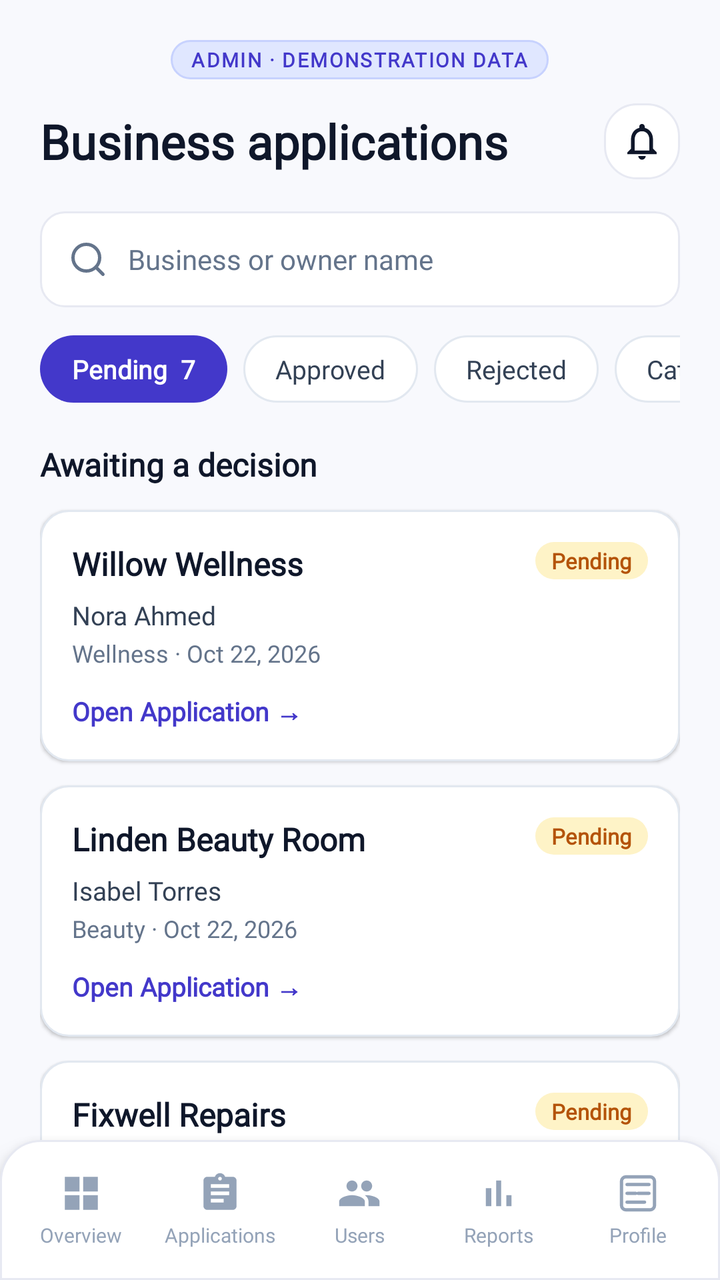
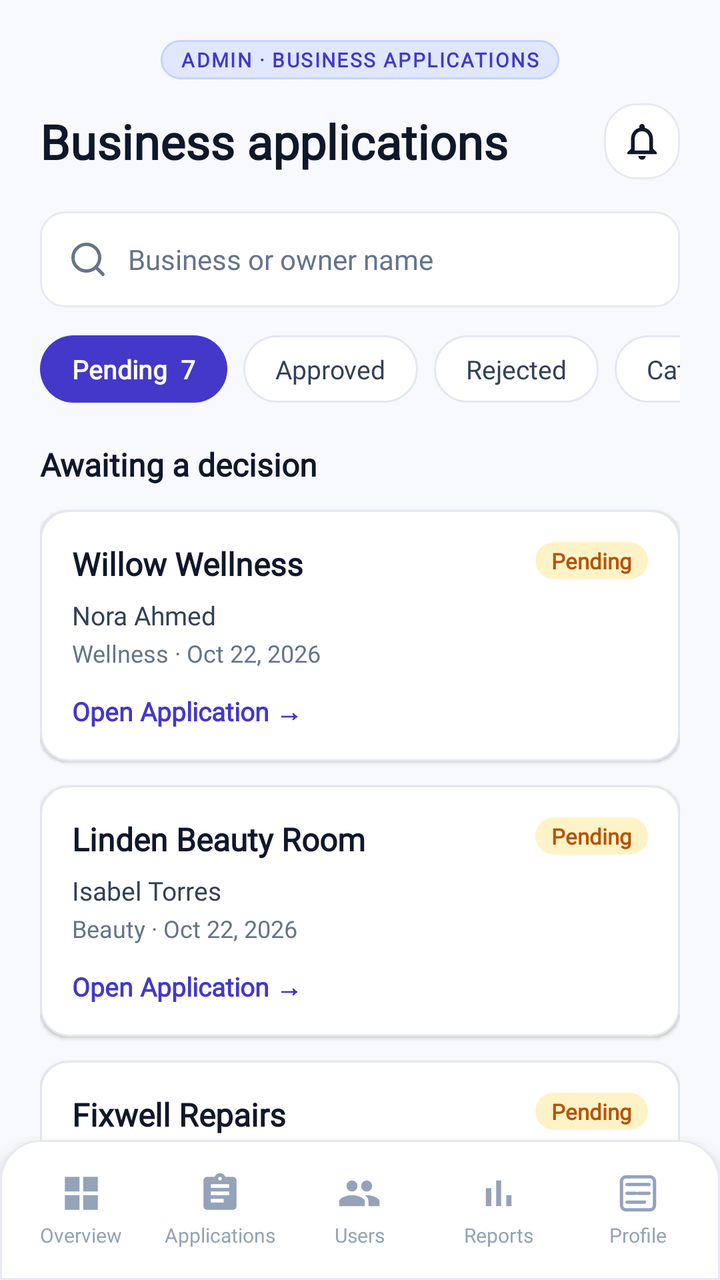

Compare the two renders of this Android layout. The source of the first and the diff that turns it into the second are given below.
<!-- AndroidManifest.xml: application theme Theme.BizBridgeApp -->
<!-- res/layout/fragment_admin_applications.xml -->
<?xml version="1.0" encoding="utf-8"?>
<androidx.coordinatorlayout.widget.CoordinatorLayout xmlns:android="http://schemas.android.com/apk/res/android"
    xmlns:app="http://schemas.android.com/apk/res-auto"
    xmlns:tools="http://schemas.android.com/tools"
    android:layout_width="match_parent"
    android:layout_height="match_parent"
    android:background="@color/admin_bg">

    <androidx.core.widget.NestedScrollView
        android:layout_width="match_parent"
        android:layout_height="match_parent"
        android:layout_marginBottom="70dp"
        android:fillViewport="true">

        <LinearLayout
            android:layout_width="match_parent"
            android:layout_height="wrap_content"
            android:orientation="vertical"
            android:paddingStart="20dp"
            android:paddingTop="20dp"
            android:paddingEnd="20dp"
            android:paddingBottom="24dp">

            
            <LinearLayout
                android:layout_width="wrap_content"
                android:layout_height="wrap_content"
                android:layout_gravity="center_horizontal"
                android:layout_marginBottom="12dp"
                android:background="@drawable/bg_admin_demo_pill">

                <TextView
                    android:layout_width="wrap_content"
                    android:layout_height="wrap_content"
                    android:fontFamily="@font/inter_variable"
                    android:letterSpacing="0.08"
                    android:text="ADMIN · DEMONSTRATION DATA"
                    android:textColor="@color/admin_badge_demo_text"
                    android:textSize="10sp"
                    android:textStyle="bold" />
            </LinearLayout>

            
            <RelativeLayout
                android:layout_width="match_parent"
                android:layout_height="wrap_content"
                android:layout_marginBottom="16dp">

                <TextView
                    android:layout_width="wrap_content"
                    android:layout_height="wrap_content"
                    android:layout_alignParentStart="true"
                    android:layout_centerVertical="true"
                    android:fontFamily="@font/inter_variable"
                    android:text="Business applications"
                    android:textColor="@color/admin_text_title"
                    android:textSize="24sp"
                    android:textStyle="bold" />

                <ImageView
                    android:id="@+id/btn_notifications"
                    android:layout_width="38dp"
                    android:layout_height="38dp"
                    android:layout_alignParentEnd="true"
                    android:layout_centerVertical="true"
                    android:background="@drawable/bg_chip_default"
                    android:contentDescription="Notifications"
                    android:padding="8dp"
                    android:src="@drawable/ic_bell"
                    app:tint="@color/admin_text_title" />
            </RelativeLayout>

            
            <LinearLayout
                android:layout_width="match_parent"
                android:layout_height="48dp"
                android:layout_marginBottom="14dp"
                android:background="@drawable/bg_search_bar"
                android:gravity="center_vertical"
                android:orientation="horizontal"
                android:paddingStart="14dp"
                android:paddingEnd="14dp">

                <ImageView
                    android:layout_width="20dp"
                    android:layout_height="20dp"
                    android:layout_marginEnd="10dp"
                    android:src="@drawable/ic_search_purple"
                    app:tint="@color/admin_text_muted" />

                <EditText
                    android:id="@+id/et_search_apps"
                    android:layout_width="0dp"
                    android:layout_height="match_parent"
                    android:layout_weight="1"
                    android:background="@null"
                    android:fontFamily="@font/inter_variable"
                    android:hint="Business or owner name"
                    android:inputType="text"
                    android:textColor="@color/admin_text_title"
                    android:textColorHint="@color/admin_text_muted"
                    android:textSize="14sp" />
            </LinearLayout>

            
            <HorizontalScrollView
                android:layout_width="match_parent"
                android:layout_height="wrap_content"
                android:layout_marginBottom="20dp"
                android:scrollbars="none">

                <LinearLayout
                    android:layout_width="wrap_content"
                    android:layout_height="wrap_content"
                    android:gravity="center_vertical"
                    android:orientation="horizontal">

                    
                    <TextView
                        android:id="@+id/tab_pending"
                        android:layout_width="wrap_content"
                        android:layout_height="wrap_content"
                        android:layout_marginEnd="8dp"
                        android:background="@drawable/bg_admin_tab_active"
                        android:fontFamily="@font/inter_variable"
                        android:text="Pending  7"
                        android:textColor="@color/white"
                        android:textSize="13sp"
                        android:textStyle="bold" />

                    
                    <TextView
                        android:id="@+id/tab_approved"
                        android:layout_width="wrap_content"
                        android:layout_height="wrap_content"
                        android:layout_marginEnd="8dp"
                        android:background="@drawable/bg_admin_tab_inactive"
                        android:fontFamily="@font/inter_variable"
                        android:text="Approved"
                        android:textColor="@color/admin_text_body"
                        android:textSize="13sp" />

                    
                    <TextView
                        android:id="@+id/tab_rejected"
                        android:layout_width="wrap_content"
                        android:layout_height="wrap_content"
                        android:layout_marginEnd="8dp"
                        android:background="@drawable/bg_admin_tab_inactive"
                        android:fontFamily="@font/inter_variable"
                        android:text="Rejected"
                        android:textColor="@color/admin_text_body"
                        android:textSize="13sp" />

                    
                    <LinearLayout
                        android:id="@+id/btn_category_dropdown"
                        android:layout_width="wrap_content"
                        android:layout_height="wrap_content"
                        android:background="@drawable/bg_admin_tab_inactive"
                        android:gravity="center_vertical"
                        android:orientation="horizontal">

                        <TextView
                            android:layout_width="wrap_content"
                            android:layout_height="wrap_content"
                            android:fontFamily="@font/inter_variable"
                            android:text="Category"
                            android:textColor="@color/admin_text_body"
                            android:textSize="13sp" />

                        <ImageView
                            android:layout_width="14dp"
                            android:layout_height="14dp"
                            android:layout_marginStart="4dp"
                            android:src="@drawable/ic_dropdown_arrow"
                            app:tint="@color/admin_text_muted" />
                    </LinearLayout>
                </LinearLayout>
            </HorizontalScrollView>

            
            <TextView
                android:layout_width="wrap_content"
                android:layout_height="wrap_content"
                android:layout_marginBottom="12dp"
                android:fontFamily="@font/inter_variable"
                android:text="Awaiting a decision"
                android:textColor="@color/admin_text_title"
                android:textSize="16sp"
                android:textStyle="bold" />

            
            <LinearLayout
                android:id="@+id/card_willow_wellness"
                android:layout_width="match_parent"
                android:layout_height="wrap_content"
                android:layout_marginBottom="12dp"
                android:background="@drawable/bg_admin_card"
                android:clickable="true"
                android:elevation="1dp"
                android:focusable="true"
                android:orientation="vertical"
                android:padding="16dp">

                <RelativeLayout
                    android:layout_width="match_parent"
                    android:layout_height="wrap_content"
                    android:layout_marginBottom="6dp">

                    <TextView
                        android:id="@+id/tv_willow_name"
                        android:layout_width="wrap_content"
                        android:layout_height="wrap_content"
                        android:layout_alignParentStart="true"
                        android:fontFamily="@font/inter_variable"
                        android:text="Willow Wellness"
                        android:textColor="@color/admin_text_title"
                        android:textSize="16sp"
                        android:textStyle="bold" />

                    <TextView
                        android:id="@+id/badge_willow_status"
                        android:layout_width="wrap_content"
                        android:layout_height="wrap_content"
                        android:layout_alignParentEnd="true"
                        android:background="@drawable/bg_admin_badge_pending"
                        android:fontFamily="@font/inter_variable"
                        android:text="Pending"
                        android:textColor="@color/admin_badge_pending_text"
                        android:textSize="11sp"
                        android:textStyle="bold" />
                </RelativeLayout>

                <TextView
                    android:id="@+id/tv_willow_owner"
                    android:layout_width="wrap_content"
                    android:layout_height="wrap_content"
                    android:fontFamily="@font/inter_variable"
                    android:text="Nora Ahmed"
                    android:textColor="@color/admin_text_body"
                    android:textSize="13sp" />

                <TextView
                    android:id="@+id/tv_willow_category"
                    android:layout_width="wrap_content"
                    android:layout_height="wrap_content"
                    android:layout_marginTop="2dp"
                    android:fontFamily="@font/inter_variable"
                    android:text="Wellness · Oct 22, 2026"
                    android:textColor="@color/admin_text_muted"
                    android:textSize="12sp" />

                <TextView
                    android:id="@+id/btn_open_app_willow"
                    android:layout_width="wrap_content"
                    android:layout_height="wrap_content"
                    android:layout_marginTop="12dp"
                    android:fontFamily="@font/inter_variable"
                    android:text="Open Application →"
                    android:textColor="@color/admin_primary"
                    android:textSize="13sp"
                    android:textStyle="bold" />
            </LinearLayout>

            
            <LinearLayout
                android:id="@+id/card_linden_beauty"
                android:layout_width="match_parent"
                android:layout_height="wrap_content"
                android:layout_marginBottom="12dp"
                android:background="@drawable/bg_admin_card"
                android:clickable="true"
                android:elevation="1dp"
                android:focusable="true"
                android:orientation="vertical"
                android:padding="16dp">

                <RelativeLayout
                    android:layout_width="match_parent"
                    android:layout_height="wrap_content"
                    android:layout_marginBottom="6dp">

                    <TextView
                        android:layout_width="wrap_content"
                        android:layout_height="wrap_content"
                        android:layout_alignParentStart="true"
                        android:fontFamily="@font/inter_variable"
                        android:text="Linden Beauty Room"
                        android:textColor="@color/admin_text_title"
                        android:textSize="16sp"
                        android:textStyle="bold" />

                    <TextView
                        android:layout_width="wrap_content"
                        android:layout_height="wrap_content"
                        android:layout_alignParentEnd="true"
                        android:background="@drawable/bg_admin_badge_pending"
                        android:fontFamily="@font/inter_variable"
                        android:text="Pending"
                        android:textColor="@color/admin_badge_pending_text"
                        android:textSize="11sp"
                        android:textStyle="bold" />
                </RelativeLayout>

                <TextView
                    android:layout_width="wrap_content"
                    android:layout_height="wrap_content"
                    android:fontFamily="@font/inter_variable"
                    android:text="Isabel Torres"
                    android:textColor="@color/admin_text_body"
                    android:textSize="13sp" />

                <TextView
                    android:layout_width="wrap_content"
                    android:layout_height="wrap_content"
                    android:layout_marginTop="2dp"
                    android:fontFamily="@font/inter_variable"
                    android:text="Beauty · Oct 22, 2026"
                    android:textColor="@color/admin_text_muted"
                    android:textSize="12sp" />

                <TextView
                    android:id="@+id/btn_open_app_linden"
                    android:layout_width="wrap_content"
                    android:layout_height="wrap_content"
                    android:layout_marginTop="12dp"
                    android:fontFamily="@font/inter_variable"
                    android:text="Open Application →"
                    android:textColor="@color/admin_primary"
                    android:textSize="13sp"
                    android:textStyle="bold" />
            </LinearLayout>

            
            <LinearLayout
                android:id="@+id/card_fixwell_repairs"
                android:layout_width="match_parent"
                android:layout_height="wrap_content"
                android:layout_marginBottom="16dp"
                android:background="@drawable/bg_admin_card"
                android:clickable="true"
                android:elevation="1dp"
                android:focusable="true"
                android:orientation="vertical"
                android:padding="16dp">

                <RelativeLayout
                    android:layout_width="match_parent"
                    android:layout_height="wrap_content"
                    android:layout_marginBottom="6dp">

                    <TextView
                        android:layout_width="wrap_content"
                        android:layout_height="wrap_content"
                        android:layout_alignParentStart="true"
                        android:fontFamily="@font/inter_variable"
                        android:text="Fixwell Repairs"
                        android:textColor="@color/admin_text_title"
                        android:textSize="16sp"
                        android:textStyle="bold" />

                    <TextView
                        android:layout_width="wrap_content"
                        android:layout_height="wrap_content"
                        android:layout_alignParentEnd="true"
                        android:background="@drawable/bg_admin_badge_pending"
                        android:fontFamily="@font/inter_variable"
                        android:text="Pending"
                        android:textColor="@color/admin_badge_pending_text"
                        android:textSize="11sp"
                        android:textStyle="bold" />
                </RelativeLayout>

                <TextView
                    android:layout_width="wrap_content"
                    android:layout_height="wrap_content"
                    android:fontFamily="@font/inter_variable"
                    android:text="Daniel Park"
                    android:textColor="@color/admin_text_body"
                    android:textSize="13sp" />

                <TextView
                    android:layout_width="wrap_content"
                    android:layout_height="wrap_content"
                    android:layout_marginTop="2dp"
                    android:fontFamily="@font/inter_variable"
                    android:text="Repair services · Oct 21, 2026"
                    android:textColor="@color/admin_text_muted"
                    android:textSize="12sp" />

                <TextView
                    android:id="@+id/btn_open_app_fixwell"
                    android:layout_width="wrap_content"
                    android:layout_height="wrap_content"
                    android:layout_marginTop="12dp"
                    android:fontFamily="@font/inter_variable"
                    android:text="Open Application →"
                    android:textColor="@color/admin_primary"
                    android:textSize="13sp"
                    android:textStyle="bold" />
            </LinearLayout>

        </LinearLayout>
    </androidx.core.widget.NestedScrollView>

    
    <include
        layout="@layout/layout_admin_bottom_nav"
        android:layout_width="match_parent"
        android:layout_height="70dp"
        android:layout_gravity="bottom" />

</androidx.coordinatorlayout.widget.CoordinatorLayout>
<!-- res/layout/layout_admin_bottom_nav.xml (included above) -->
<?xml version="1.0" encoding="utf-8"?>
<LinearLayout xmlns:android="http://schemas.android.com/apk/res/android"
    xmlns:app="http://schemas.android.com/apk/res-auto"
    android:id="@+id/admin_bottom_nav"
    android:layout_width="match_parent"
    android:layout_height="70dp"
    android:layout_gravity="bottom"
    android:background="@drawable/bg_bottom_nav"
    android:elevation="8dp"
    android:gravity="center_vertical"
    android:orientation="horizontal"
    android:paddingStart="6dp"
    android:paddingEnd="6dp">

    
    <LinearLayout
        android:id="@+id/nav_tab_overview"
        android:layout_width="0dp"
        android:layout_height="match_parent"
        android:layout_weight="1"
        android:clickable="true"
        android:focusable="true"
        android:gravity="center"
        android:orientation="vertical">

        <ImageView
            android:id="@+id/iv_nav_overview"
            android:layout_width="22dp"
            android:layout_height="22dp"
            android:src="@drawable/ic_admin_nav_overview"
            app:tint="@color/admin_nav_inactive" />

        <TextView
            android:id="@+id/tv_nav_overview"
            android:layout_width="wrap_content"
            android:layout_height="wrap_content"
            android:layout_marginTop="3dp"
            android:fontFamily="@font/inter_variable"
            android:text="Overview"
            android:textColor="@color/admin_nav_inactive"
            android:textSize="10sp" />
    </LinearLayout>

    
    <LinearLayout
        android:id="@+id/nav_tab_applications"
        android:layout_width="0dp"
        android:layout_height="match_parent"
        android:layout_weight="1"
        android:clickable="true"
        android:focusable="true"
        android:gravity="center"
        android:orientation="vertical">

        <ImageView
            android:id="@+id/iv_nav_applications"
            android:layout_width="22dp"
            android:layout_height="22dp"
            android:src="@drawable/ic_admin_nav_applications"
            app:tint="@color/admin_nav_inactive" />

        <TextView
            android:id="@+id/tv_nav_applications"
            android:layout_width="wrap_content"
            android:layout_height="wrap_content"
            android:layout_marginTop="3dp"
            android:fontFamily="@font/inter_variable"
            android:text="Applications"
            android:textColor="@color/admin_nav_inactive"
            android:textSize="10sp" />
    </LinearLayout>

    
    <LinearLayout
        android:id="@+id/nav_tab_users"
        android:layout_width="0dp"
        android:layout_height="match_parent"
        android:layout_weight="1"
        android:clickable="true"
        android:focusable="true"
        android:gravity="center"
        android:orientation="vertical">

        <ImageView
            android:id="@+id/iv_nav_users"
            android:layout_width="22dp"
            android:layout_height="22dp"
            android:src="@drawable/ic_admin_nav_users"
            app:tint="@color/admin_nav_inactive" />

        <TextView
            android:id="@+id/tv_nav_users"
            android:layout_width="wrap_content"
            android:layout_height="wrap_content"
            android:layout_marginTop="3dp"
            android:fontFamily="@font/inter_variable"
            android:text="Users"
            android:textColor="@color/admin_nav_inactive"
            android:textSize="10sp" />
    </LinearLayout>

    
    <LinearLayout
        android:id="@+id/nav_tab_reports"
        android:layout_width="0dp"
        android:layout_height="match_parent"
        android:layout_weight="1"
        android:clickable="true"
        android:focusable="true"
        android:gravity="center"
        android:orientation="vertical">

        <ImageView
            android:id="@+id/iv_nav_reports"
            android:layout_width="22dp"
            android:layout_height="22dp"
            android:src="@drawable/ic_admin_nav_reports"
            app:tint="@color/admin_nav_inactive" />

        <TextView
            android:id="@+id/tv_nav_reports"
            android:layout_width="wrap_content"
            android:layout_height="wrap_content"
            android:layout_marginTop="3dp"
            android:fontFamily="@font/inter_variable"
            android:text="Reports"
            android:textColor="@color/admin_nav_inactive"
            android:textSize="10sp" />
    </LinearLayout>

    
    <LinearLayout
        android:id="@+id/nav_tab_profile"
        android:layout_width="0dp"
        android:layout_height="match_parent"
        android:layout_weight="1"
        android:clickable="true"
        android:focusable="true"
        android:gravity="center"
        android:orientation="vertical">

        <ImageView
            android:id="@+id/iv_nav_profile"
            android:layout_width="22dp"
            android:layout_height="22dp"
            android:src="@drawable/ic_nav_profile"
            app:tint="@color/admin_nav_inactive" />

        <TextView
            android:id="@+id/tv_nav_profile"
            android:layout_width="wrap_content"
            android:layout_height="wrap_content"
            android:layout_marginTop="3dp"
            android:fontFamily="@font/inter_variable"
            android:text="Profile"
            android:textColor="@color/admin_nav_inactive"
            android:textSize="10sp" />
    </LinearLayout>

</LinearLayout>
<!-- resources referenced by this layout -->
<resources>
  <color name="admin_badge_demo_text">#4338CA</color>
  <color name="admin_badge_pending_text">#B45309</color>
  <color name="admin_bg">#F8F9FD</color>
  <color name="admin_nav_inactive">#94A3B8</color>
  <color name="admin_primary">#4338CA</color>
  <color name="admin_text_body">#334155</color>
  <color name="admin_text_muted">#64748B</color>
  <color name="admin_text_title">#0F172A</color>
  <color name="white">#FFFFFFFF</color>
  <!-- drawable bg_admin_card (drawable) -->
  <?xml version="1.0" encoding="utf-8"?>
  <shape xmlns:android="http://schemas.android.com/apk/res/android"
      android:shape="rectangle">
      <solid android:color="@color/admin_card_bg" />
      <stroke
          android:width="1dp"
          android:color="@color/admin_card_border" />
      <corners android:radius="14dp" />
  </shape>
  <!-- drawable bg_admin_tab_active (drawable) -->
  <?xml version="1.0" encoding="utf-8"?>
  <shape xmlns:android="http://schemas.android.com/apk/res/android"
      android:shape="rectangle">
      <solid android:color="@color/admin_primary" />
      <corners android:radius="20dp" />
      <padding
          android:left="16dp"
          android:top="8dp"
          android:right="16dp"
          android:bottom="8dp" />
  </shape>
  <!-- drawable bg_chip_default (drawable) -->
  <?xml version="1.0" encoding="utf-8"?>
  <shape xmlns:android="http://schemas.android.com/apk/res/android"
      android:shape="rectangle">
      <solid android:color="@color/surface_white" />
      <stroke
          android:width="@dimen/stroke_subtle"
          android:color="@color/border_subtle" />
      <corners android:radius="@dimen/radius_chip" />
  </shape>
  <!-- drawable bg_search_bar (drawable) -->
  <?xml version="1.0" encoding="utf-8"?>
  <shape xmlns:android="http://schemas.android.com/apk/res/android"
      android:shape="rectangle">
      <solid android:color="@color/surface_white" />
      <stroke
          android:width="1dp"
          android:color="@color/border_subtle" />
      <corners android:radius="12dp" />
  </shape>
  <!-- drawable ic_admin_nav_overview (drawable) -->
  <vector xmlns:android="http://schemas.android.com/apk/res/android"
      android:width="24dp"
      android:height="24dp"
      android:viewportWidth="24"
      android:viewportHeight="24">
    <path
        android:fillColor="@android:color/black"
        android:pathData="M3,3h8v8H3V3z M13,3h8v8h-8V3z M3,13h8v8H3V13z M13,13h8v8h-8V13z"/>
  </vector>
  <!-- drawable ic_admin_nav_reports (drawable) -->
  <vector xmlns:android="http://schemas.android.com/apk/res/android"
      android:width="24dp"
      android:height="24dp"
      android:viewportWidth="24"
      android:viewportHeight="24">
    <path
        android:fillColor="@android:color/black"
        android:pathData="M5,9.2h3V19H5V9.2z M10.6,5h2.8v14h-2.8V5z M16.2,13H19v6h-2.8V13z"/>
  </vector>
  <!-- drawable ic_dropdown_arrow (drawable) -->
  <vector xmlns:android="http://schemas.android.com/apk/res/android"
      android:width="20dp"
      android:height="20dp"
      android:viewportWidth="24"
      android:viewportHeight="24">
      <path
          android:fillColor="@color/text_secondary"
          android:pathData="M7,10l5,5 5,-5z" />
  </vector>
  <style name="Theme.BizBridgeApp" parent="Base.Theme.BizBridgeApp" />
  <color name="admin_badge_pending_bg">#FEF3C7</color>
  <color name="admin_card_bg">#FFFFFF</color>
  <color name="admin_card_border">#E2E8F0</color>
  <color name="admin_badge_demo_bg">#E0E7FF</color>
  <color name="admin_primary_border">#C7D2FE</color>
  <color name="surface_white">#FFFFFF</color>
  <color name="border_subtle">#E7E9F2</color>
  <dimen name="stroke_subtle">1dp</dimen>
  <dimen name="radius_chip">16dp</dimen>
  <color name="text_secondary">#5A5D72</color>
  <color name="text_muted">#8C90A8</color>
  <color name="primary">#5B4BDB</color>
  <color name="secondary">#20B8A6</color>
  <color name="background">#F7F8FC</color>
  <!-- unchanged entries left out for length: 10 -->
</resources>

<!-- the commit's change to res/layout/fragment_admin_applications.xml (unified diff, before → after) -->
@@ -34,7 +34,7 @@
                     android:layout_height="wrap_content"
                     android:fontFamily="@font/inter_variable"
                     android:letterSpacing="0.08"
-                    android:text="ADMIN · DEMONSTRATION DATA"
+                    android:text="ADMIN · BUSINESS APPLICATIONS"
                     android:textColor="@color/admin_badge_demo_text"
                     android:textSize="10sp"
                     android:textStyle="bold" />
